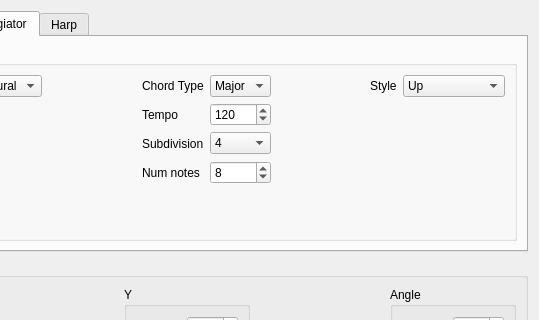
The window that fiducialproperties.ui (mantaraya36/Blocks) describes before a commit, drawn with Qt 5; both pictures show x 165 to 704 and y 0 to 320 of the 704 by 461 pixel window.
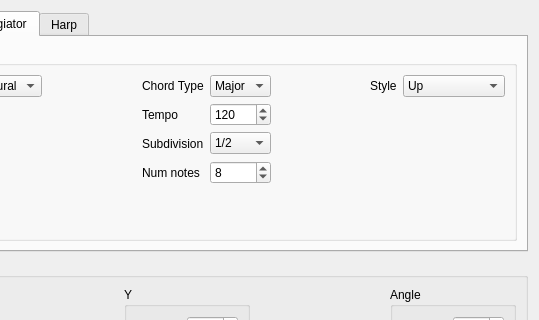
The same window after the commit. The open tabs and pages were chosen to show the change.

The edit to the form file:
```diff
--- a/fiducialproperties.ui
+++ b/fiducialproperties.ui
@@ -518,6 +518,9 @@
           </item>
           <item row="3" column="5">
            <widget class="QComboBox" name="arpSubDivComboBox">
+            <property name="currentIndex">
+             <number>3</number>
+            </property>
             <property name="num" stdset="0">
              <string>29</string>
             </property>
```
Left out of the diff: 9 changed lines with no effect on the pictures.
